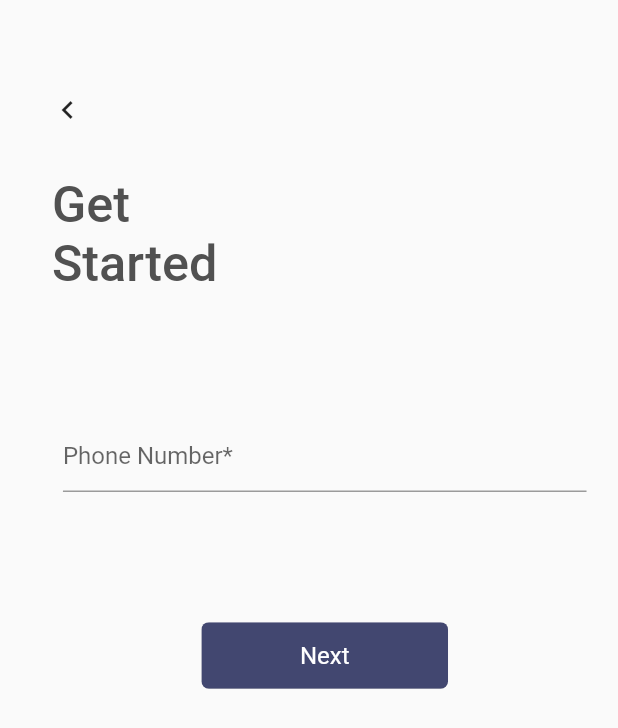
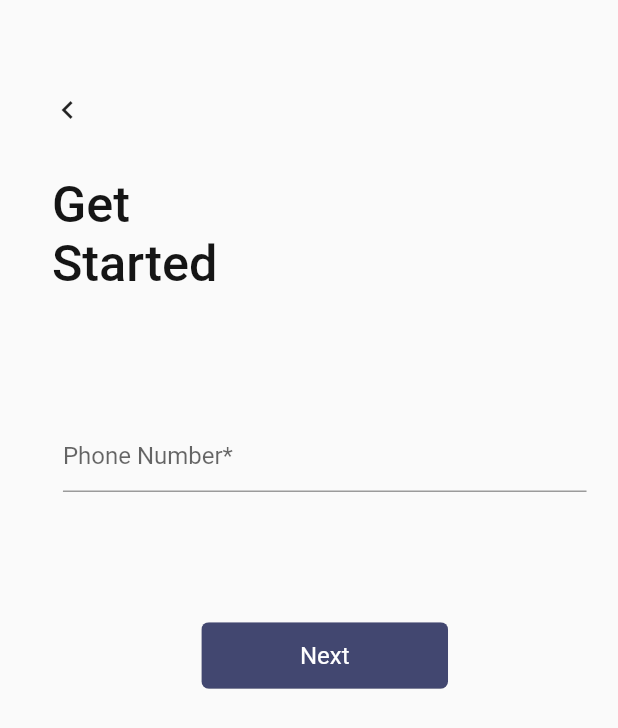
Before and after one commit to ptlmay25/Flutter_app_frontend, a Flutter app: the GetStarted screen opened directly, on a phone screen of 412 x 824 dp. Shown: the top 728 px of the screen. Run offline on Flutter 3.47's test engine with Material 2 defaults, Android fonts, the phone set to English and light mode, and no system bars; our stand-ins replace firebase_auth, flutter_svg; missing offline and left inert: sms_otp_auto_verify; accounts and stored records are empty.

Commit message:
Update getStarted.dart

```diff
--- a/ibiz/lib/authScreen/getStarted.dart
+++ b/ibiz/lib/authScreen/getStarted.dart
@@ -42,7 +42,7 @@ class _GetStartedState extends State<GetStarted> {
               child: Text(
                 "Get \nStarted",
                 style: TextStyle(
-                  color: Color(0xff515151),
+                  color: Color(0xff151515),
                   fontSize: 34 * SizeConfig.heightMultiplier,
                   fontFamily: "Roboto",
                   fontWeight: FontWeight.w500,
```
